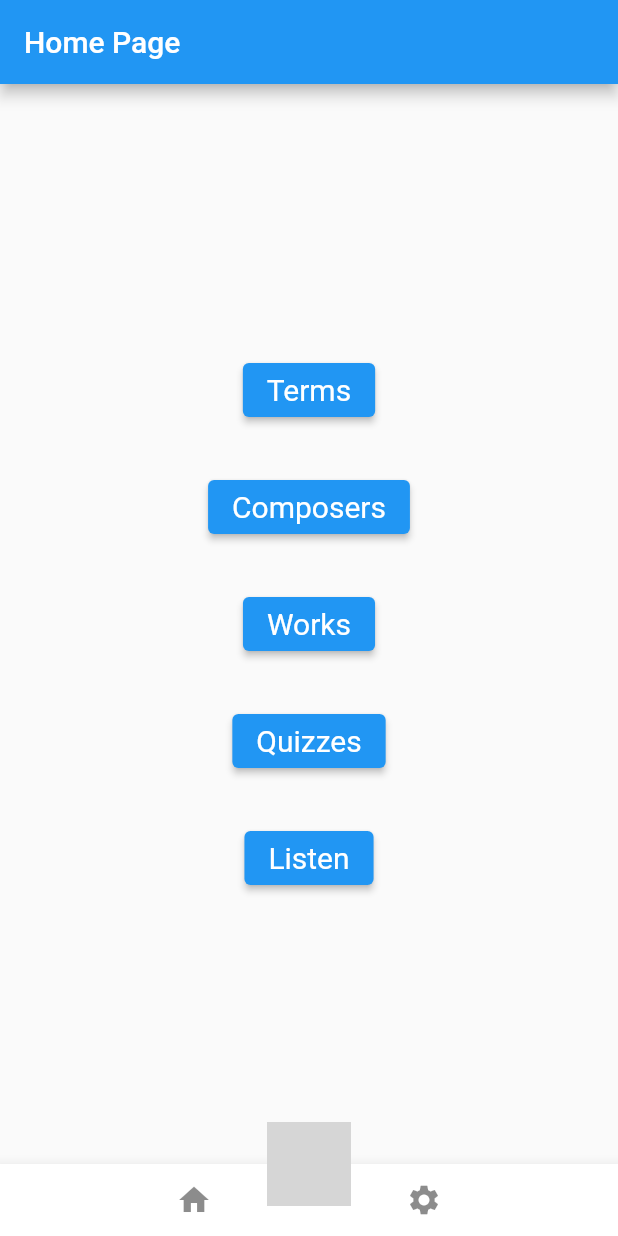
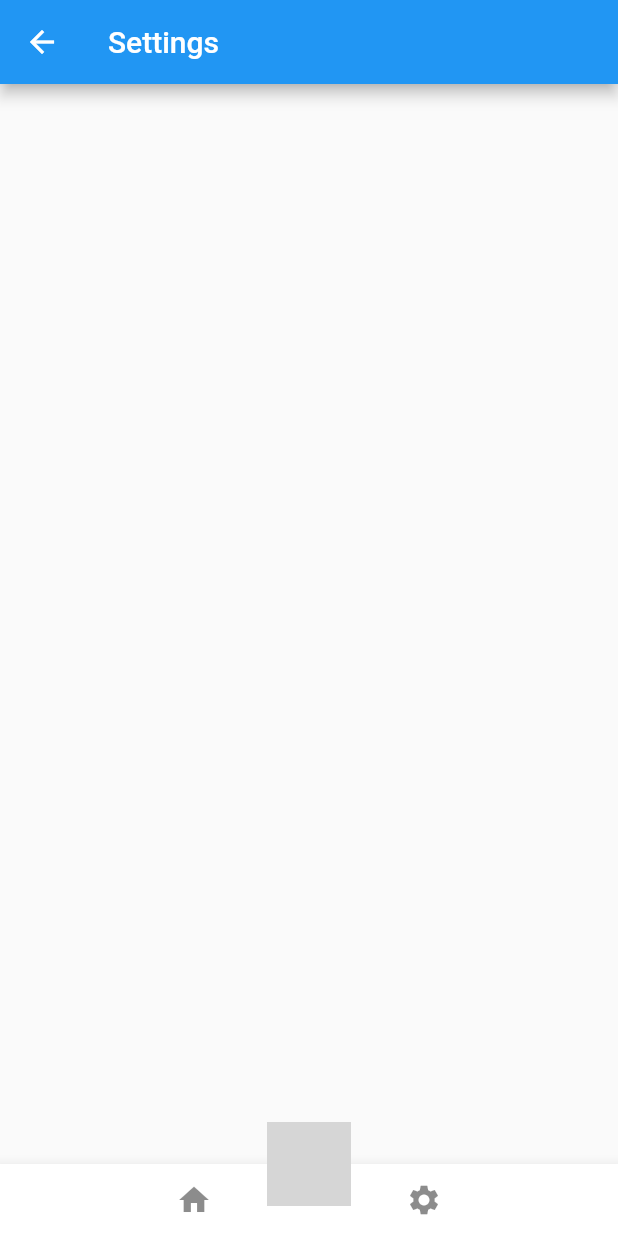
Before and after one commit to Alex-Laney/JuniorDesign2329, a Flutter app: the screen it shows after launch, after a tap on the "settings" icon, on a phone screen of 412 x 824 dp. Run offline on Flutter 3.47's test engine with Material 2 defaults, Android fonts, the phone set to English and light mode, and no system bars; missing offline and left inert: circular_menu; grey boxes are pictures that could not be loaded.

Commit message:
Add settings screen backbone

```diff
--- a/lib/main.dart
+++ b/lib/main.dart
@@ -3,6 +3,7 @@ import '/Musical-Terms/Musical-Terms.dart';
 import '/Composers/Composers.dart';
 import '/Musical-Works/Musical-Works.dart';
 import '/Quizzes/Quizzes.dart';
+import 'package:artifact/settings/settings_menu.dart';
 import 'circular_dial_menu.dart';
 
 void main() {
@@ -22,6 +23,7 @@ void main() {
         '/works': (context) => const WorksScreen(),
         '/quizzes': (context) => const QuizzesScreen(),
         '/listen': (context) => const ListenScreen(),
+        '/settings': (context) => const SettingsScreen(),
       },
     ),
   );
@@ -99,7 +101,7 @@ class MainScreen extends StatelessWidget {
               icon: const Icon(Icons.home, color: Colors.black45),
             ),
             IconButton(
-              onPressed: () {},
+              onPressed: () => Navigator.pushNamed(context, '/settings'),
               tooltip: 'Settings',
               icon: const Icon(Icons.settings, color: Colors.black45),
             ),
--- /dev/null
+++ b/lib/settings/settings_menu.dart
@@ -0,0 +1,35 @@
+import 'package:flutter/material.dart';
+import 'package:artifact/circular_dial_menu.dart';
+
+class SettingsScreen extends StatelessWidget {
+  const SettingsScreen({super.key});
+
+  @override
+  Widget build(BuildContext context) {
+    return Scaffold(
+      appBar: AppBar(
+        title: const Text('Settings'),
+      ),
+      floatingActionButtonLocation: FloatingActionButtonLocation.centerDocked,
+      floatingActionButton: CircularDialMenu.build(context),
+      bottomNavigationBar: BottomAppBar(
+        child: Row(
+          mainAxisAlignment: MainAxisAlignment.spaceEvenly,
+          children: [
+            IconButton(
+              onPressed: () => Navigator.pushNamedAndRemoveUntil(
+                  context, '/', (route) => false),
+              tooltip: 'Home',
+              icon: const Icon(Icons.home, color: Colors.black45),
+            ),
+            IconButton(
+              onPressed: () {},
+              tooltip: 'Settings',
+              icon: const Icon(Icons.settings, color: Colors.black45),
+            ),
+          ],
+        ),
+      ),
+    );
+  }
+}
```
